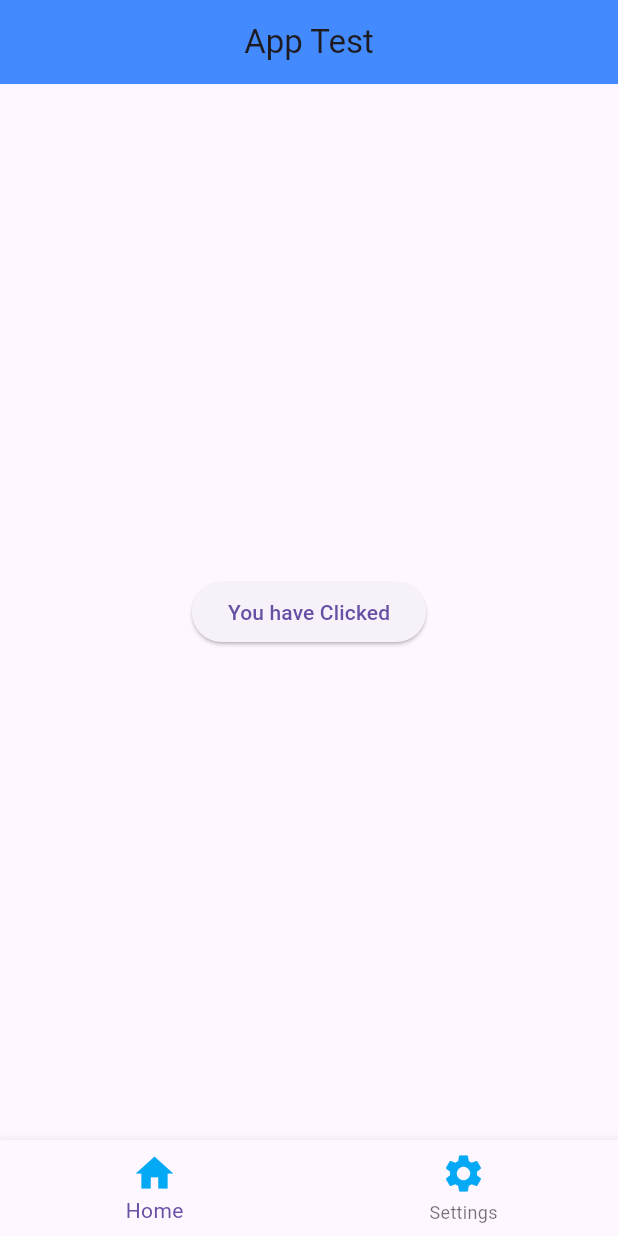
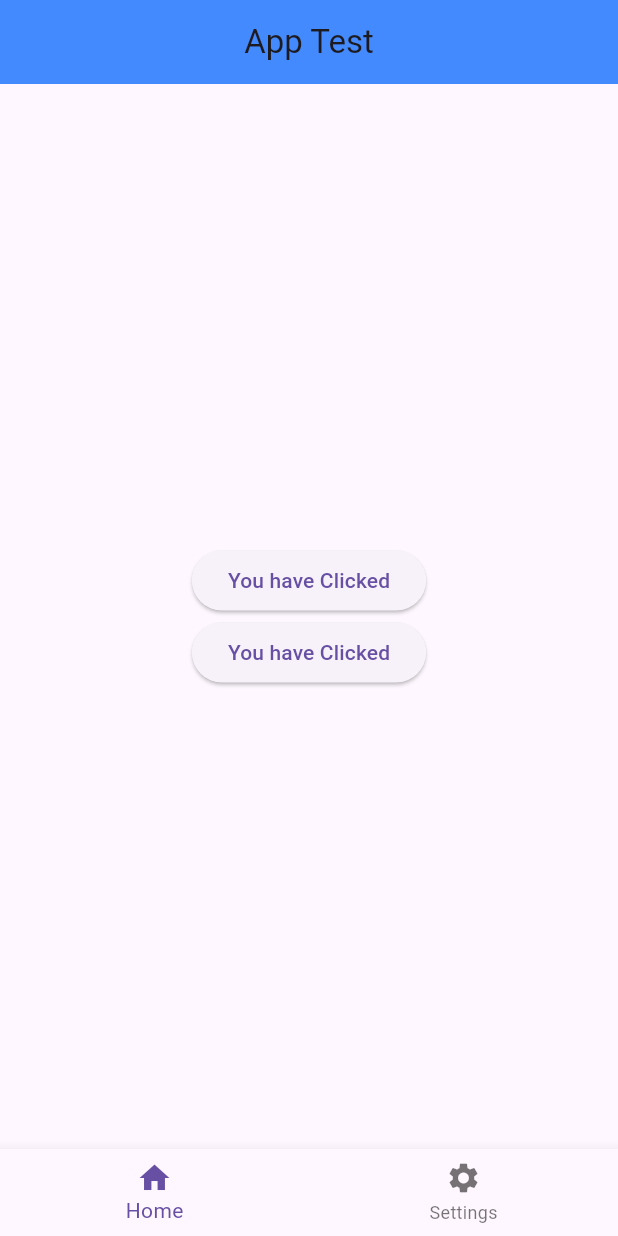
Before and after one commit to ProSkywalker16/fluttertest1, a Flutter app: the screen it shows after launch, after a tap on "Click", on a phone screen of 412 x 824 dp. Run offline on Flutter 3.47's test engine with Material 3 defaults, Android fonts, the phone set to English and light mode, and no system bars; our stand-ins replace firebase_core; accounts and stored records are empty.

Commit message:
modified:   lib/main.dart 	modified:   macos/Flutter/GeneratedPluginRegistrant.swift 	modified:   pubspec.lock

```diff
--- a/lib/main.dart
+++ b/lib/main.dart
@@ -1,8 +1,7 @@
 import 'package:flutter/material.dart';
 import 'package:firebase_core/firebase_core.dart';
+
 void main() {
-
-
   runApp(MyApp());
 }
 
@@ -15,7 +14,7 @@ class MyApp extends StatefulWidget {
 
 class _MyAppState extends State<MyApp> {
   String buttonName = 'Click';
-
+  int currentIndex = 0;
   @override
   Widget build(BuildContext context) {
     return MaterialApp(
@@ -26,23 +25,56 @@ class _MyAppState extends State<MyApp> {
           title: const Center(child: Text('App Test')),
         ),
         body: Center(
-            child: ElevatedButton(
+
+          child: Column(
+            mainAxisAlignment:  MainAxisAlignment.center,
+            crossAxisAlignment: CrossAxisAlignment.start,
+            children: [
+              ElevatedButton(
                 onPressed: () {
                   setState(() {
                     buttonName = 'You have Clicked';
                   });
                 },
-                child: Text(buttonName))),
+
+                child: Text(buttonName),
+
+
+              ),
+
+              ElevatedButton(
+                onPressed: () {
+                  setState(() {
+                    buttonName = 'LOL';
+                  });
+                },
+                child: Text(buttonName),
+              ),
+            ],
+          ),
+
+
+        ),
+
+
+
         bottomNavigationBar: BottomNavigationBar(
           items: const [
             BottomNavigationBarItem(
               label: 'Home',
-              icon: Icon(Icons.home, size: 30, color: Colors.lightBlue),
+              icon: Icon(Icons.home /*, size: 30, color: Colors.lightBlue*/),
             ),
             BottomNavigationBarItem(
                 label: 'Settings',
-                icon: Icon(Icons.settings, size: 30, color: Colors.lightBlue))
+                icon: Icon(
+                    Icons.settings /*, size: 30, color: Colors.lightBlue*/))
           ],
+          currentIndex: currentIndex,
+          onTap: (int index) {
+            setState(() {
+              currentIndex = index;
+            });
+          },
         ),
       ),
     );
```
Also changed, not shown: pubspec.lock, 1 other file.
